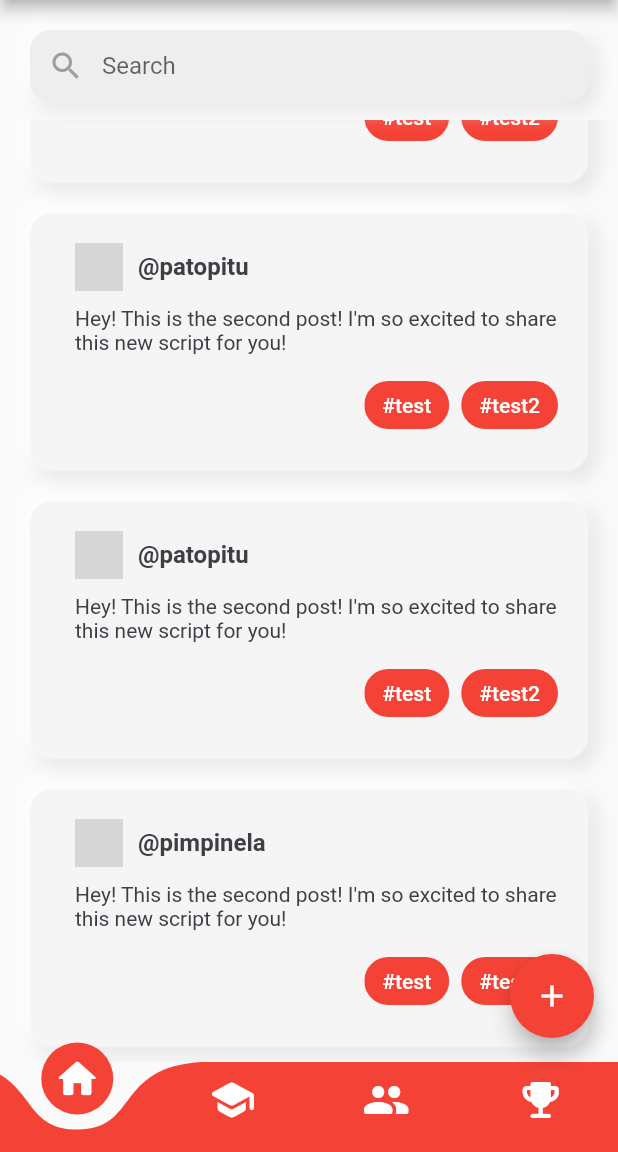
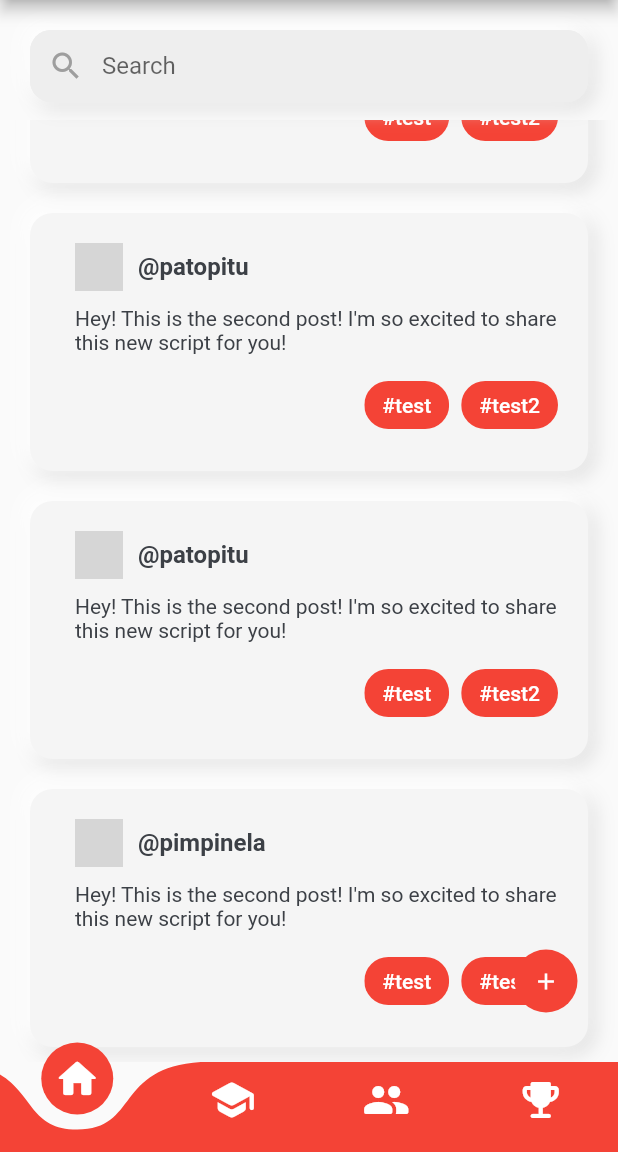
Before and after one commit to erxonxi/app-codeconnect, a Flutter app: the HomeScreen screen opened directly, scrolled down 332 dp, on a phone screen of 412 x 824 dp, the part 84-1236 px from its top. Run offline on Flutter 3.47's test engine with Material 2 defaults, Android fonts, the light colour scheme and no system bars; our stand-ins replace bloc, equatable, flutter_bloc; network calls fail; grey boxes are pictures that could not be loaded.

Commit message:
:bug: fix floating button

```diff
--- a/lib/screens/home/home_screen.dart
+++ b/lib/screens/home/home_screen.dart
@@ -25,7 +25,6 @@ class _HomeScreenState extends State<HomeScreen> with TickerProviderStateMixin {
 
   @override
   Widget build(BuildContext context) {
-    final theme = Theme.of(context);
     final mediaQuery = MediaQuery.of(context);
 
     bool isMobile = mediaQuery.size.width < 600;
@@ -44,9 +43,16 @@ class _HomeScreenState extends State<HomeScreen> with TickerProviderStateMixin {
         title: Text('${widget.title} | $title'),
       ),
       body: HomeTabView(tabController: _tabController, counter: _counter),
-      drawer: isMobile
-          ? null
-          : Drawer(
+      drawer: isMobile ? null : buildDrawer(),
+      bottomNavigationBar: isMobile ? buildBottomNavigationBar() : null,
+      floatingActionButton: buildFloatingActionButton(),
+    );
+  }
+
+  Drawer buildDrawer() {
+    final theme = Theme.of(context);
+
+    return Drawer(
       child: ListView(
         padding: EdgeInsets.zero,
         children: <Widget>[
@@ -99,17 +105,24 @@ class _HomeScreenState extends State<HomeScreen> with TickerProviderStateMixin {
           ),
         ],
       ),
-            ),
-      bottomNavigationBar: isMobile ? buildBottomNavigationBar() : null,
-      floatingActionButton: buildFloatingActionButton(),
     );
   }
 
-  FloatingActionButton buildFloatingActionButton() {
-    return FloatingActionButton(
+  Widget buildFloatingActionButton() {
+    return Padding(
+      padding: const EdgeInsets.symmetric(vertical: 14.0),
+      child: FilledButton(
+        style: ButtonStyle(
+          padding: MaterialStateProperty.all(
+            const EdgeInsets.all(12.0),
+          ),
+          shape: MaterialStateProperty.all(
+            const CircleBorder(),
+          ),
+        ),
         onPressed: _incrementCounter,
-      tooltip: 'Increment',
         child: const Icon(Icons.add),
+      ),
     );
   }
 
```
Lines whose indentation alone changed are shown as unchanged.
